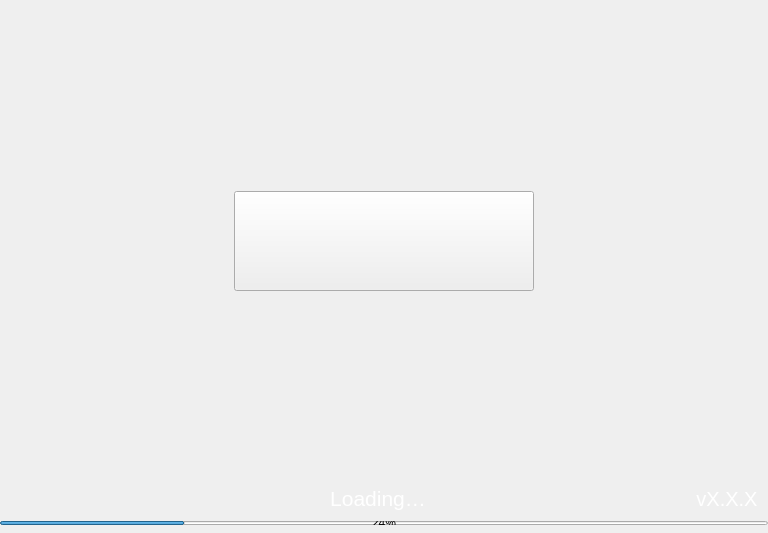
This is src/qt/pivx/forms/splash.ui in RapidsOfficial/Rapids as Qt 5 draws it before an edit. The edited form follows.
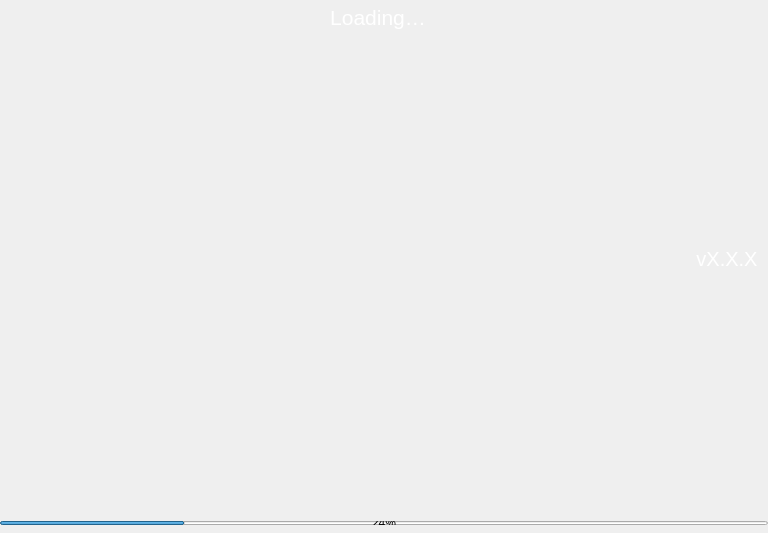
This is the edited form.

What changed in the file:
```diff
--- a/src/qt/pivx/forms/splash.ui
+++ b/src/qt/pivx/forms/splash.ui
@@ -74,51 +74,6 @@
       <property name="bottomMargin">
        <number>0</number>
       </property>
-      <item>
-       <spacer name="verticalSpacer_2">
-        <property name="orientation">
-         <enum>Qt::Vertical</enum>
-        </property>
-        <property name="sizeHint" stdset="0">
-         <size>
-          <width>20</width>
-          <height>40</height>
-         </size>
-        </property>
-       </spacer>
-      </item>
-      <item alignment="Qt::AlignHCenter">
-       <widget class="QToolButton" name="imgLogo">
-        <property name="minimumSize">
-         <size>
-          <width>300</width>
-          <height>100</height>
-         </size>
-        </property>
-        <property name="maximumSize">
-         <size>
-          <width>300</width>
-          <height>100</height>
-         </size>
-        </property>
-        <property name="text">
-         <string/>
-        </property>
-       </widget>
-      </item>
-      <item>
-       <spacer name="verticalSpacer">
-        <property name="orientation">
-         <enum>Qt::Vertical</enum>
-        </property>
-        <property name="sizeHint" stdset="0">
-         <size>
-          <width>20</width>
-          <height>40</height>
-         </size>
-        </property>
-       </spacer>
-      </item>
       <item>
        <widget class="QWidget" name="horizontalWidget" native="true">
         <property name="minimumSize">
```
